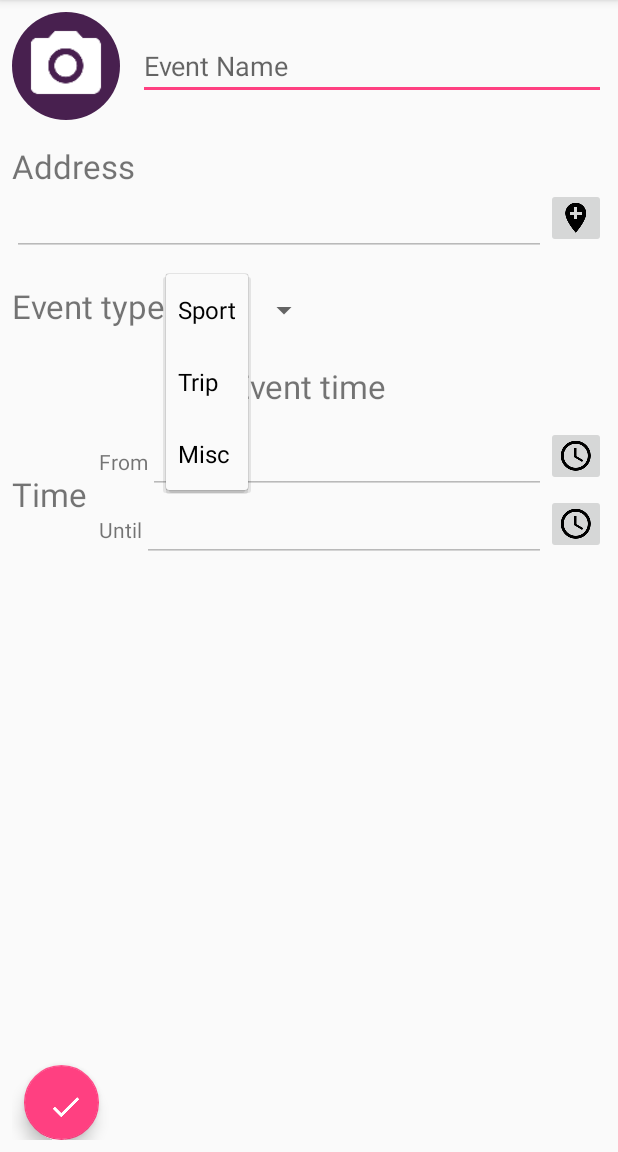
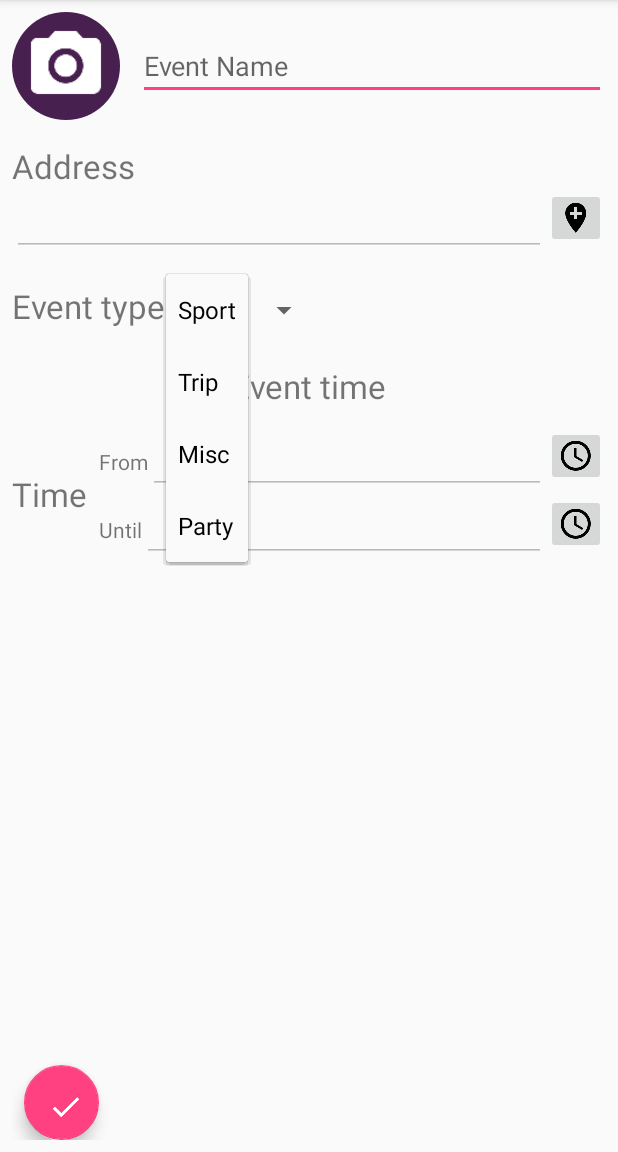
Before and after one commit to shahar3/EventFinderAndroid, an Android app: the AddEventActivity screen opened directly, with no data from a screen before it, after a tap on "Sport", on a phone screen of 412 x 824 dp, the part 84-1236 px from its top. Run offline under Robolectric (Android 15) with nearby library versions, the phone set to English and light mode, and no system bars; our stand-ins replace Firebase (no records; nobody signed in at launch, a user with empty details on screens opened directly).

Commit message:
before blobs

```diff
--- a/app/src/main/java/com/example/shaha/eventfinderandroid/AddEventActivity.java
+++ b/app/src/main/java/com/example/shaha/eventfinderandroid/AddEventActivity.java
@@ -12,6 +12,7 @@ import android.support.v7.app.AppCompatActivity;
 import android.os.Bundle;
 import android.view.View;
 import android.widget.ArrayAdapter;
+import android.widget.Button;
 import android.widget.DatePicker;
 import android.widget.EditText;
 import android.widget.ImageButton;
@@ -27,6 +28,7 @@ import com.google.android.gms.location.places.ui.PlacePicker;
 import com.google.firebase.database.DatabaseReference;
 import com.google.firebase.database.FirebaseDatabase;
 
+import java.text.SimpleDateFormat;
 import java.util.ArrayList;
 import java.util.Calendar;
 import java.util.Date;
@@ -35,7 +37,7 @@ import java.util.GregorianCalendar;
 public class AddEventActivity extends AppCompatActivity{
     private static final int PLACE_PICKER_REQUEST = 1;
     private static final int RC_PICK_IMAGE = 2;
-    private EditText timeEditText;
+    private EditText timeFromEditText, timeUntilEditText;
     private boolean fromBtnClicked;
     private String[] options;
     private Date startTime, endTime;
@@ -57,6 +59,9 @@ public class AddEventActivity extends AppCompatActivity{
         mFirebaseDatabase = FirebaseDatabase.getInstance();
         mDatabaseReference = mFirebaseDatabase.getReference().child("Events");
 
+        timeFromEditText = (EditText)findViewById(R.id.add_event_time_from_edit_text);
+        timeUntilEditText = (EditText)findViewById(R.id.add_event_time_until_edit_text);
+
         setupListeners();
     }
 
@@ -64,9 +69,21 @@ public class AddEventActivity extends AppCompatActivity{
         //setUpDateBtnListener();
         setUpClockBtnListener();
         setUpSpinner();
-        //setUpEventImgListener();
+        setDateAndTimeListener();
+        setUpEventImgListener();
         setUpAddEventBtnListener();
         setUpPickLocationBtnListener();
+    }
+
+    private void setUpEventImgListener() {
+        final ImageView addEventImg = (ImageView) findViewById(R.id.add_event_img);
+        //on click open the gallery and choose a photo from there
+        addEventImg.setOnClickListener(new View.OnClickListener() {
+            @Override
+            public void onClick(View view) {
+                //TODO: open gallery and choose a picture
+            }
+        });
     }
 
     private void openDatePicker(DatePickerDialog.OnDateSetListener listener) {
@@ -128,7 +145,7 @@ public class AddEventActivity extends AppCompatActivity{
     }
 
     private void setUpSpinner() {
-        options = new String[]{"Sport","Trip","Misc"};
+        options = new String[]{"Sport","Trip","Misc","Party"};
         Spinner eventTypeSpinner = (Spinner) findViewById(R.id.add_event_type_spinner);
         ArrayAdapter<String> adapter = new ArrayAdapter<String>(this, android.R.layout.simple_spinner_dropdown_item, options);
         eventTypeSpinner.setAdapter(adapter);
@@ -164,21 +181,15 @@ public class AddEventActivity extends AppCompatActivity{
             @Override
             public void onClick(View view) {
                 fromBtnClicked = true;
-                timeEditText = (EditText) findViewById(R.id.add_event_time_from_edit_text);
                 //first pick the date
                 openDatePicker(from_dateListener);
-                //after pick the time
-                openTimePicker(from_timeListener);
             }
         });
         timeUntilBtn.setOnClickListener(new View.OnClickListener() {
             @Override
             public void onClick(View view) {
                 fromBtnClicked = false;
-                timeEditText = (EditText) findViewById(R.id.add_event_time_until_edit_text);
                 openDatePicker(to_dateListener);
-                //after pick the time
-                openTimePicker(to_timeListener);
             }
         });
     }
@@ -189,6 +200,7 @@ public class AddEventActivity extends AppCompatActivity{
         int minute = now.get(Calendar.MINUTE);
 
         TimePickerDialog timePickerDialog = new TimePickerDialog(AddEventActivity.this,listener,hour,minute,true);
+        timePickerDialog.show();
     }
 
     private void setUpAddEventBtnListener() {
@@ -231,6 +243,8 @@ public class AddEventActivity extends AppCompatActivity{
                 dayFinal = i2;
 
                 fromDate = new GregorianCalendar(yearFinal,monthFinal,dayFinal).getTime();
+                //after pick the time
+                openTimePicker(from_timeListener);
             }
         };
 
@@ -240,6 +254,14 @@ public class AddEventActivity extends AppCompatActivity{
                 int hour = i;
                 int minute = i1;
 
+                Calendar cal = Calendar.getInstance();
+                cal.setTime(fromDate);
+                cal.add(Calendar.HOUR_OF_DAY,hour);
+                cal.add(Calendar.MINUTE,minute);
+                fromDate = cal.getTime();
+                SimpleDateFormat ft = new SimpleDateFormat ("dd/MM/yyyy HH:mm:00.00");
+                Toast.makeText(AddEventActivity.this,ft.format(fromDate).toString(),Toast.LENGTH_SHORT).show();
+                timeFromEditText.setText(ft.format(fromDate));
             }
         };
 
@@ -251,6 +273,8 @@ public class AddEventActivity extends AppCompatActivity{
                 dayFinal = i2;
 
                 toDate = new GregorianCalendar(yearFinal,monthFinal,dayFinal).getTime();
+                //after pick the time
+                openTimePicker(from_timeListener);
             }
         };
 
```
